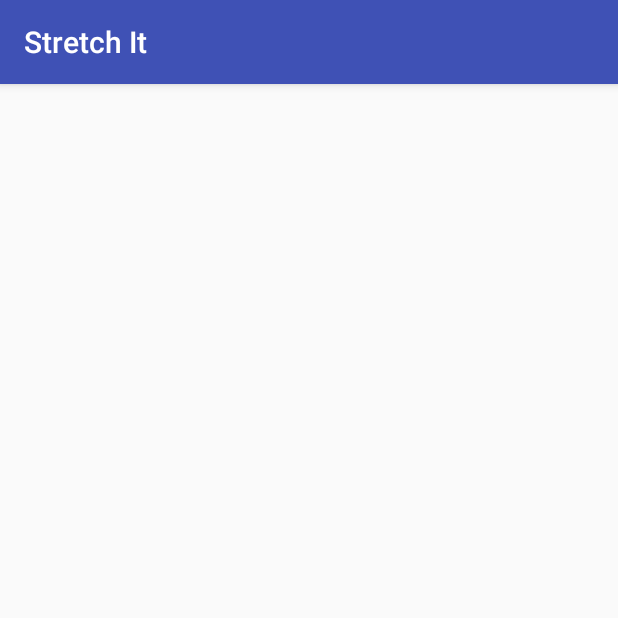
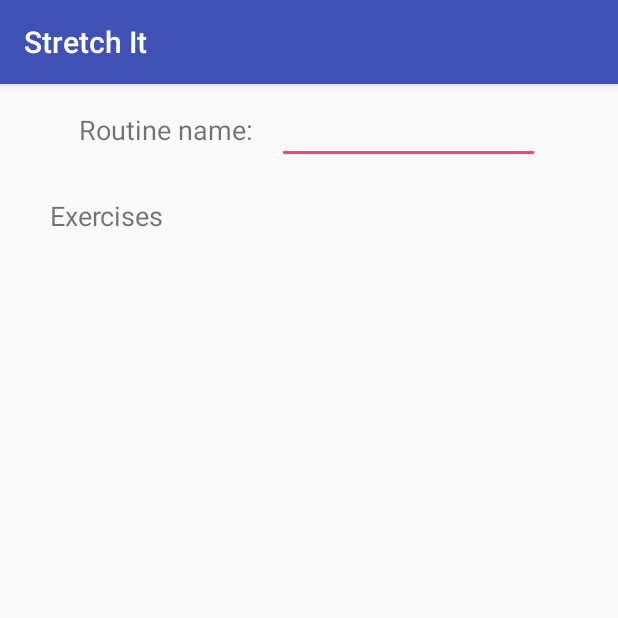
Before and after one commit to kevinxchan/StretchIt, an Android app: the CreateRoutinesActivity screen opened directly, with no data from a screen before it, on a phone screen of 412 x 824 dp, the top half of it. Run offline under Robolectric (Android 15) with nearby library versions, the phone set to English and light mode, and no system bars.

Commit message:
new layouts

```diff
--- a/app/src/main/res/layout/activity_create_routines.xml
+++ b/app/src/main/res/layout/activity_create_routines.xml
@@ -7,4 +7,39 @@
         android:layout_height="match_parent"
         tools:context="me.kevinxchan.kevinxchan.stretchit.CreateRoutinesActivity">
 
+    <LinearLayout
+            android:orientation="horizontal"
+            android:layout_width="wrap_content"
+            android:layout_height="59dp" app:layout_constraintTop_toTopOf="parent"
+            android:layout_marginTop="8dp" app:layout_constraintEnd_toEndOf="parent" android:layout_marginEnd="8dp"
+            app:layout_constraintBottom_toBottomOf="parent" android:layout_marginBottom="8dp"
+            app:layout_constraintVertical_bias="0.0" app:layout_constraintStart_toStartOf="parent"
+            android:layout_marginStart="8dp" android:id="@+id/horizontalNameLayout" android:gravity="top">
+        <TextView
+                android:text="@string/routineName"
+                android:layout_width="132dp"
+                android:layout_height="wrap_content" android:id="@+id/routineNameTextView" android:layout_weight="1"
+                android:textSize="18sp"/>
+        <EditText
+                android:layout_width="175dp"
+                android:layout_height="wrap_content"
+                android:inputType="text|textShortMessage"
+                android:ems="10"
+                android:layout_weight="1" android:id="@+id/routineNameInputEditText"/>
+    </LinearLayout>
+    <LinearLayout
+            android:orientation="vertical"
+            android:layout_width="wrap_content"
+            android:layout_height="41dp" app:layout_constraintEnd_toEndOf="parent"
+            android:layout_marginEnd="8dp"
+            android:id="@+id/exercisesLayout" android:layout_marginTop="8dp"
+            app:layout_constraintTop_toBottomOf="@+id/horizontalNameLayout"
+            app:layout_constraintStart_toStartOf="parent" android:layout_marginStart="8dp"
+            app:layout_constraintHorizontal_bias="0.08">
+        <TextView
+                android:text="@string/exercisesTitle"
+                android:layout_width="match_parent"
+                android:layout_height="match_parent" android:id="@+id/exercisesTitleTextView"
+                android:textAlignment="viewStart" android:textSize="18sp"/>
+    </LinearLayout>
 </android.support.constraint.ConstraintLayout>
--- a/app/src/main/res/layout/activity_routines.xml
+++ b/app/src/main/res/layout/activity_routines.xml
@@ -7,4 +7,13 @@
         android:layout_height="match_parent"
         tools:context="me.kevinxchan.kevinxchan.stretchit.RoutinesActivity">
 
+    <ListView
+            android:layout_width="match_parent"
+            android:layout_height="495dp"
+            app:layout_constraintEnd_toEndOf="parent" android:layout_marginEnd="8dp"
+            app:layout_constraintStart_toStartOf="parent" android:layout_marginStart="8dp"
+            app:layout_constraintHorizontal_bias="1.0" app:layout_constraintTop_toTopOf="parent"
+            android:layout_marginTop="8dp" app:layout_constraintBottom_toBottomOf="parent"
+            android:layout_marginBottom="8dp" app:layout_constraintVertical_bias="0.0"
+            android:id="@+id/listRoutinesView"/>
 </android.support.constraint.ConstraintLayout>
--- a/app/src/main/res/values/strings.xml
+++ b/app/src/main/res/values/strings.xml
@@ -5,4 +5,6 @@
     <string name="get_started">Get started</string>
     <string name="get_started_button">Get started</string>
     <string name="create_a_routine">Create a routine</string>
+    <string name="routineName">Routine name:</string>
+    <string name="exercisesTitle">Exercises</string>
 </resources>
```
